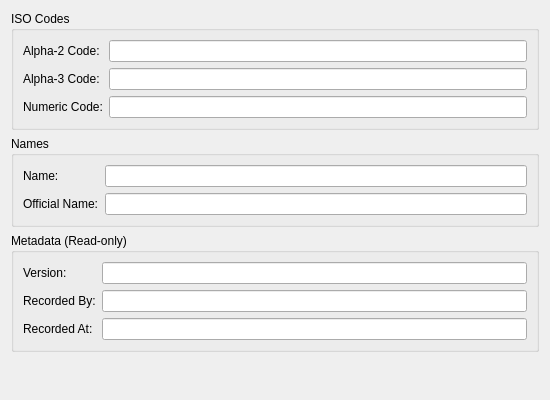
First picture: the form in projects/ores.qt/ui/CountryDetailDialog.ui, repository OreStudio/OreStudio, before the edit.
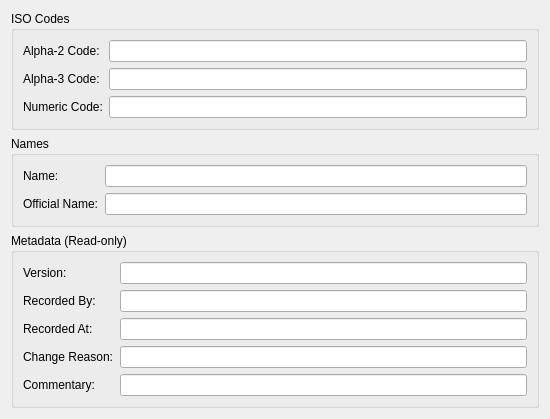
Second picture: the form after the edit.

What changed in the file:
```diff
--- a/projects/ores.qt/ui/CountryDetailDialog.ui
+++ b/projects/ores.qt/ui/CountryDetailDialog.ui
@@ -151,6 +151,34 @@
         </property>
        </widget>
       </item>
+      <item row="3" column="0">
+       <widget class="QLabel" name="labelChangeReason">
+        <property name="text">
+         <string>Change Reason:</string>
+        </property>
+       </widget>
+      </item>
+      <item row="3" column="1">
+       <widget class="QLineEdit" name="changeReasonEdit">
+        <property name="readOnly">
+         <bool>true</bool>
+        </property>
+       </widget>
+      </item>
+      <item row="4" column="0">
+       <widget class="QLabel" name="labelCommentary">
+        <property name="text">
+         <string>Commentary:</string>
+        </property>
+       </widget>
+      </item>
+      <item row="4" column="1">
+       <widget class="QLineEdit" name="commentaryEdit">
+        <property name="readOnly">
+         <bool>true</bool>
+        </property>
+       </widget>
+      </item>
      </layout>
     </widget>
    </item>
```
